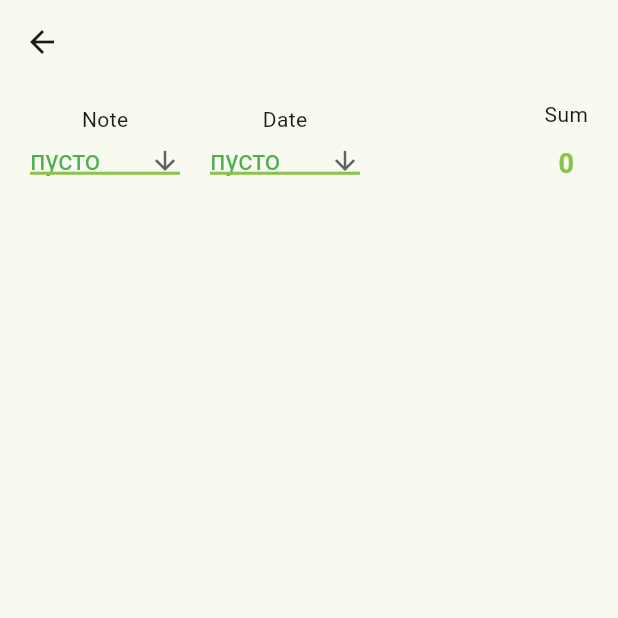
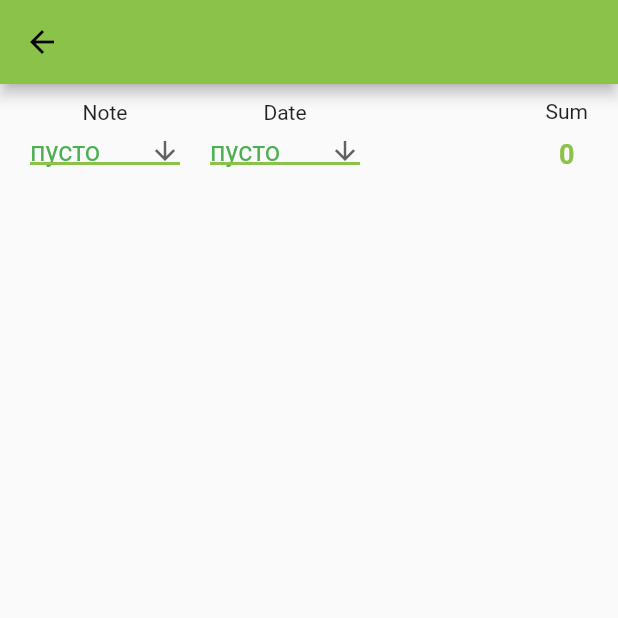
Before and after one commit to zFannur/untitled, a Flutter app: the StatisticDetailListWidget screen opened directly with empty values, on a phone screen of 412 x 824 dp, the top half of it. Run offline on Flutter 3.47's test engine with Material 2 defaults, Android fonts, the phone set to English and light mode, and no system bars; our stand-ins replace adaptive_theme, easy_localization, equatable, flutter_bloc, get_it, hive and 1 more; missing offline and left inert: const_date_time; accounts and stored records are empty; network calls fail.

Commit message:
рефактор темы

```diff
--- /dev/null
+++ b/lib/const/app_theme.dart
@@ -0,0 +1,17 @@
+import 'package:flutter/material.dart';
+
+class AppTheme {
+  AppTheme._();
+
+  static ThemeData lightTheme = ThemeData(
+    brightness: Brightness.light,
+    primarySwatch: Colors.lightGreen,
+    hintColor: Colors.white10,
+  );
+
+  static ThemeData darkTheme = ThemeData(
+    brightness: Brightness.dark,
+    primarySwatch: Colors.green,
+    hintColor: Colors.black87,
+  );
+}
--- a/lib/main.dart
+++ b/lib/main.dart
@@ -1,3 +1,4 @@
+import 'package:adaptive_theme/adaptive_theme.dart';
 import 'package:easy_localization/easy_localization.dart';
 import 'package:flutter/material.dart';
 import 'package:untitled/presentation/internal/application.dart';
@@ -7,6 +8,7 @@ import 'locator_service/locator_service.dart';
 void main() async {
   WidgetsFlutterBinding.ensureInitialized();
   await EasyLocalization.ensureInitialized();
+  final savedThemeMode = await AdaptiveTheme.getThemeMode();
 
   await init();
 
@@ -18,7 +20,7 @@ void main() async {
       path: 'lib/resource/lang',
       fallbackLocale: const Locale('ru'),
       assetLoader: const CodegenLoader(),
-      child: const MyApp(),
+      child: MyApp(savedThemeMode: savedThemeMode),
     ),
   );
 }
--- a/lib/resource/langs/en.json
+++ b/lib/resource/langs/en.json
@@ -1,5 +1,5 @@
 {
-  "routerScreenAppBarTitle": "Fin-plan",
+  "routerScreenAppBarTitle": "FIN-PLAN",
   "bottomBarStatistic": "statistic",
   "bottomBarOperation": "operation",
   "bottomBarPlan": "plan",
--- a/pubspec.yaml
+++ b/pubspec.yaml
@@ -49,7 +49,8 @@ dependencies:
   json_annotation: ^4.8.1 #для главления json
   const_date_time: ^1.0.2 #онстантные даты
   easy_localization: ^3.0.2 #для локализации
-  restart_app: ^1.2.1
+  restart_app: ^1.2.1 #для перезагрузки приложения
+  adaptive_theme: ^3.3.0 #для настройки темы
 
 
 dev_dependencies:
```
Also changed, not shown: lib/presentation/internal/application.dart (+16 -10 lines), lib/presentation/router/router_screen.dart (+70 -8 lines), lib/resource/langs/codegen_loader.g.dart, pubspec.lock.
